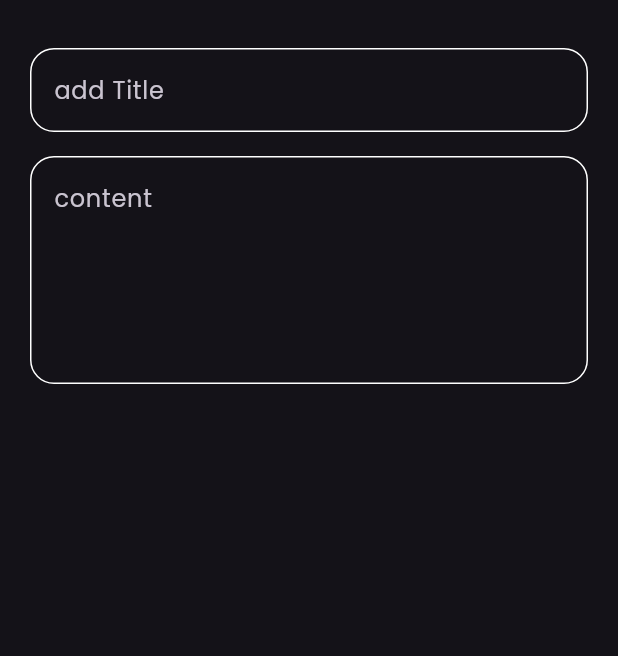
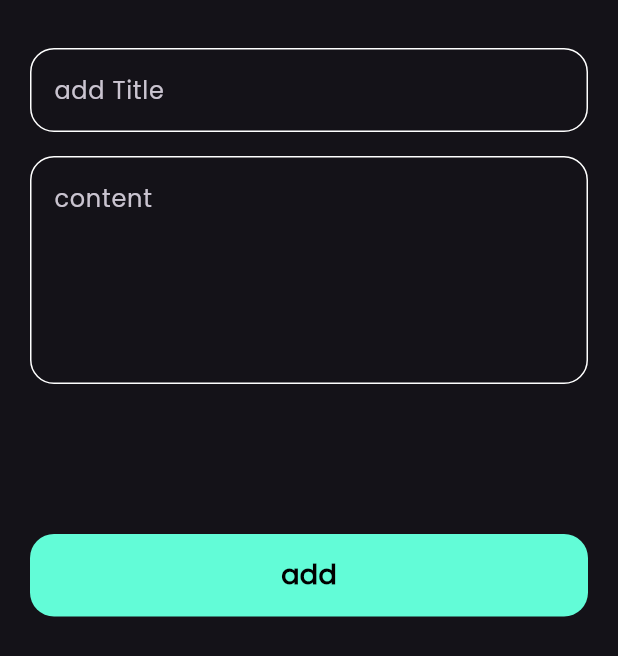
Before and after one commit to A7medkatheer/notes_app, a Flutter app: the AddNotesBottonSheet widget shown alone on an empty page, opened directly, on a phone screen of 412 x 824 dp. Shown: the top 656 px of the screen. Run offline on Flutter 3.47's test engine with Material 3 defaults, Android fonts, the phone set to English and light mode, and no system bars; our stand-ins replace font_awesome_flutter.

Commit message:
finish button sheet

```diff
--- a/lib/views/widgets/add_notes_botton_sheet.dart
+++ b/lib/views/widgets/add_notes_botton_sheet.dart
@@ -1,4 +1,6 @@
 import 'package:flutter/material.dart';
+
+import 'package:notes_app/views/widgets/custom_button.dart';
 import 'package:notes_app/views/widgets/custom_text_field.dart';
 
 class AddNotesBottonSheet extends StatelessWidget {
@@ -8,6 +10,7 @@ class AddNotesBottonSheet extends StatelessWidget {
   Widget build(BuildContext context) {
     return const Padding(
       padding: EdgeInsets.symmetric(horizontal: 20),
+      child: SingleChildScrollView(
         child: Column(
           children: [
             SizedBox(
@@ -23,7 +26,15 @@ class AddNotesBottonSheet extends StatelessWidget {
               hintText: "content",
               maxLines: 5,
             ),
+            SizedBox(
+              height: 100,
+            ),
+            CustomButton(),
+            SizedBox(
+              height: 32,
+            ),
           ],
+        ),
       ),
     );
   }
--- /dev/null
+++ b/lib/views/widgets/custom_button.dart
@@ -0,0 +1,26 @@
+
+import 'package:flutter/material.dart';
+import 'package:notes_app/views/widgets/constant.dart';
+
+class CustomButton extends StatelessWidget {
+  const CustomButton({super.key});
+
+  @override
+  Widget build(BuildContext context) {
+    return Container(
+      decoration: BoxDecoration(
+        color: kPrimaryColor,
+        borderRadius: BorderRadius.circular(16),
+      ),
+      width: MediaQuery.of(context).size.width,
+      height: 55,
+      child: const Center(
+        child: Text(
+          "add",
+          style: TextStyle(
+              color: Colors.black, fontSize: 18, fontWeight: FontWeight.bold),
+        ),
+      ),
+    );
+  }
+}
--- a/lib/views/widgets/custom_text_field.dart
+++ b/lib/views/widgets/custom_text_field.dart
@@ -1,4 +1,4 @@
-import 'package:flutter/gestures.dart';
+
 import 'package:flutter/material.dart';
 import 'package:notes_app/views/widgets/constant.dart';
 
```
Lines whose indentation alone changed are shown as unchanged.
